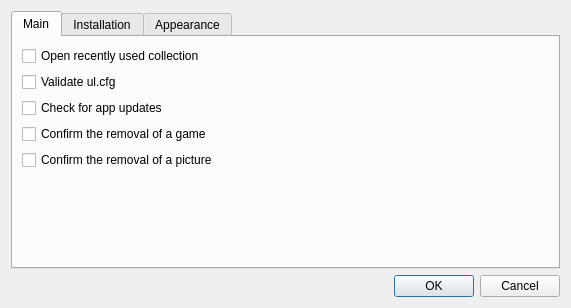
The window that src/OplPcTools/UI/SettingsDialog.ui (brainstream/OPL-PC-Tools) describes before a commit, drawn with Qt 5.
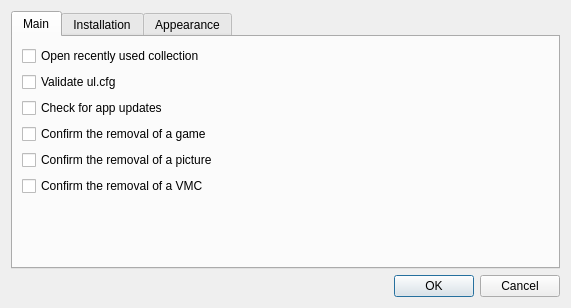
The same window after the commit. The open tabs and pages were chosen to show the change.

Commit message: VMC list: renaming and deletion

```diff
--- a/src/OplPcTools/UI/SettingsDialog.ui
+++ b/src/OplPcTools/UI/SettingsDialog.ui
@@ -62,6 +62,13 @@
          </property>
         </widget>
        </item>
+       <item>
+        <widget class="QCheckBox" name="mp_checkbox_confirm_vmc_deletion">
+         <property name="text">
+          <string>Confirm the removal of a VMC</string>
+         </property>
+        </widget>
+       </item>
        <item>
         <spacer name="mp_spacer">
          <property name="orientation">
```
Left out of the diff: 3 changed lines with no effect on the pictures. The commit also changes 21 other files.
